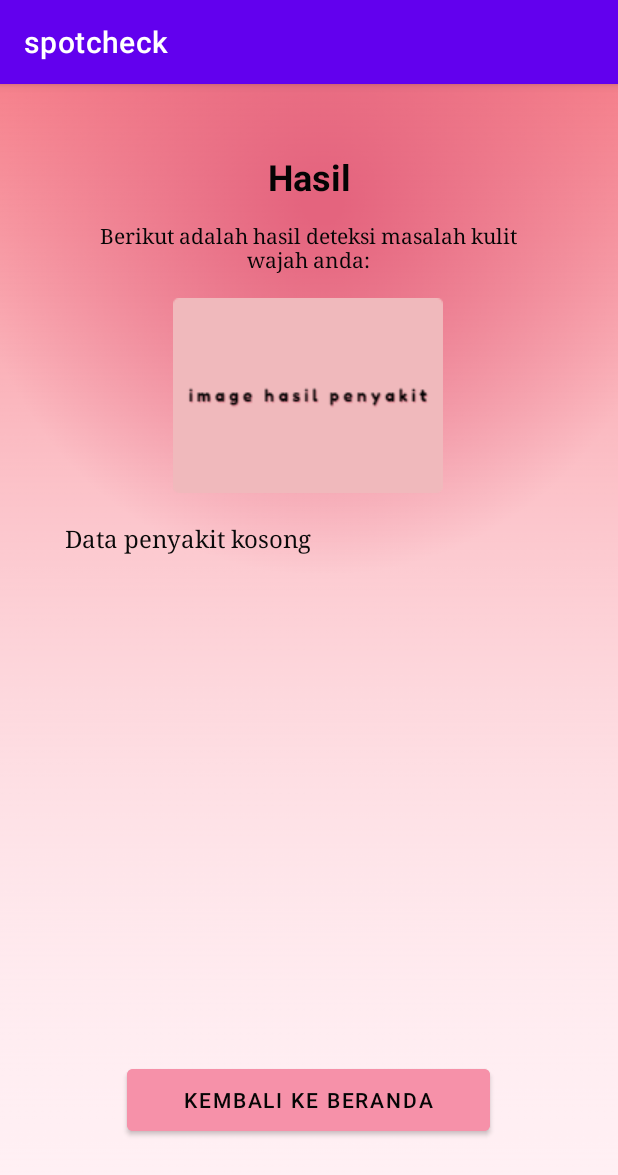
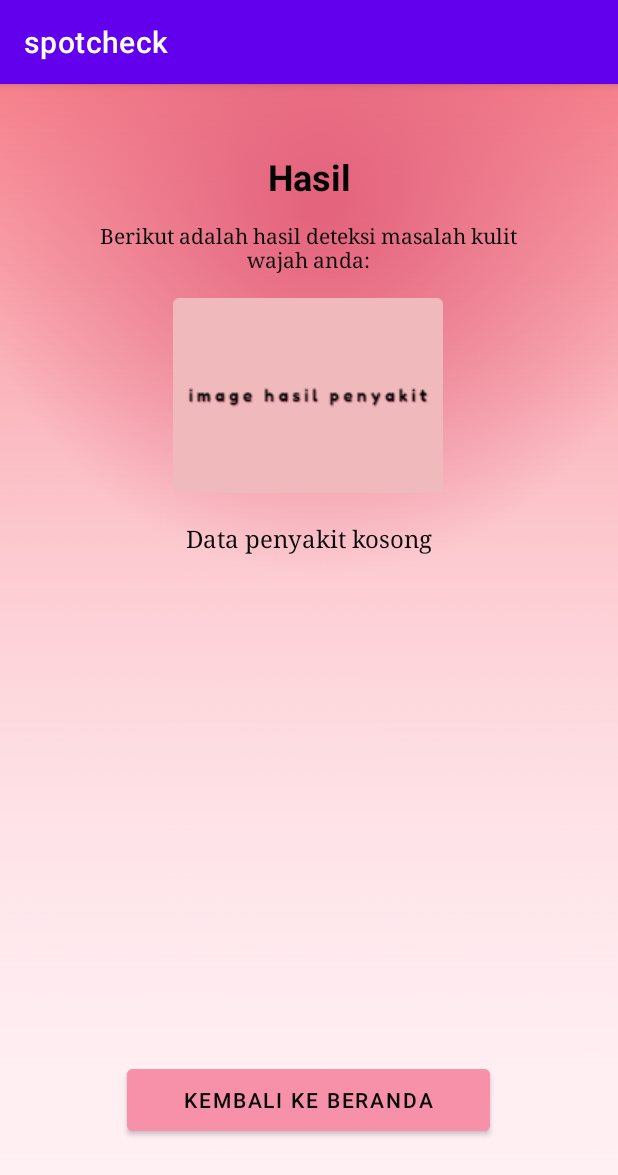
Before and after one commit to roelanmazaya/spotcheck, an Android app: the User_Hasil_Act screen opened directly, with no data from a screen before it, on a phone screen of 412 x 824 dp. Shown: the top 1175 px of the screen. Run offline under Robolectric (Android 15) with nearby library versions, the phone set to English and light mode, and no system bars; our stand-ins replace Firebase (no records; nobody signed in at launch, a user with empty details on screens opened directly), data binding; Roboto replaces fonts that are not available here.

Commit message:
perbaikan text baru 2

```diff
--- a/app/src/main/res/layout/user_hasil_page.xml
+++ b/app/src/main/res/layout/user_hasil_page.xml
@@ -19,7 +19,7 @@
             android:layout_height="48dp"
             android:fontFamily="serif"
             android:text="@{viewModel.hasilPenyakit}"
-            android:textAlignment="textStart"
+            android:textAlignment="center"
             android:textColor="#090909"
             android:textSize="16sp"
             app:layout_constraintBottom_toBottomOf="parent"
@@ -28,6 +28,7 @@
             app:layout_constraintTop_toBottomOf="@+id/imgHasilPenyakit"
             app:layout_constraintVertical_bias="0.043"
             tools:text="hasil penyakit" />
+
 
         <TextView
             android:id="@+id/txSolusiPenyakit"
@@ -38,6 +39,7 @@
             android:textAlignment="textStart"
             android:textColor="#090909"
             android:textSize="16sp"
+            android:scrollbars = "vertical"
             app:layout_constraintBottom_toBottomOf="parent"
             app:layout_constraintEnd_toEndOf="parent"
             app:layout_constraintHorizontal_bias="0.505"
@@ -104,4 +106,5 @@
             app:srcCompat="@drawable/imagehasilpenyakit4" />
 
     </androidx.constraintlayout.widget.ConstraintLayout>
+
 </layout>
```
Also changed, not shown: app/src/main/java/com/example/spotcheck/User_Hasil_Act.kt (+5 -6 lines).
